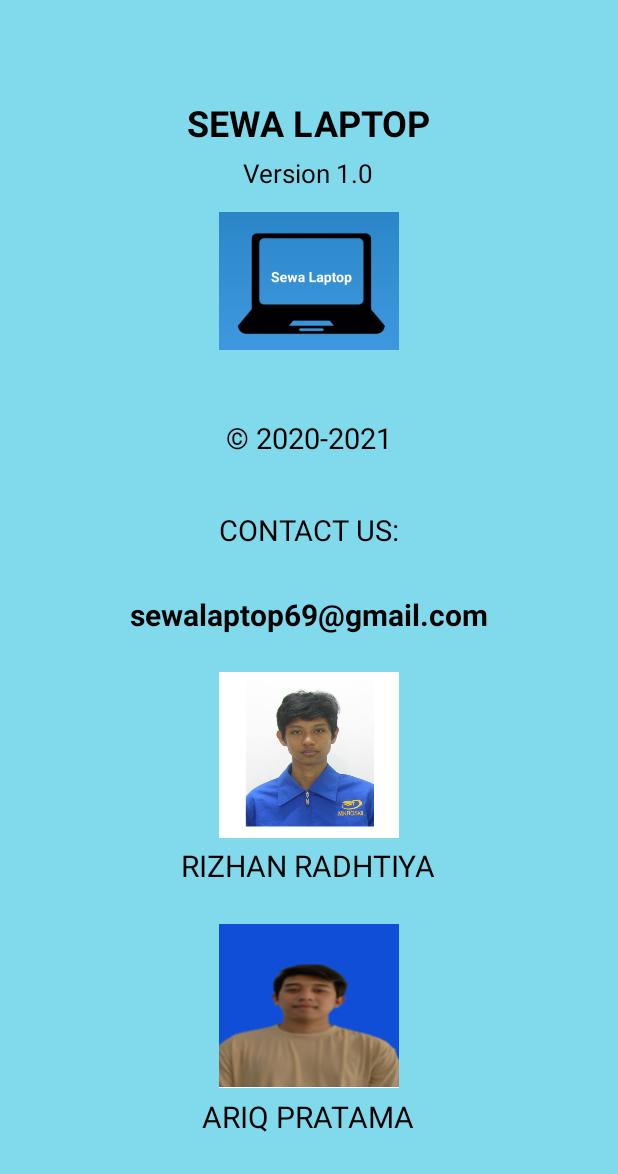
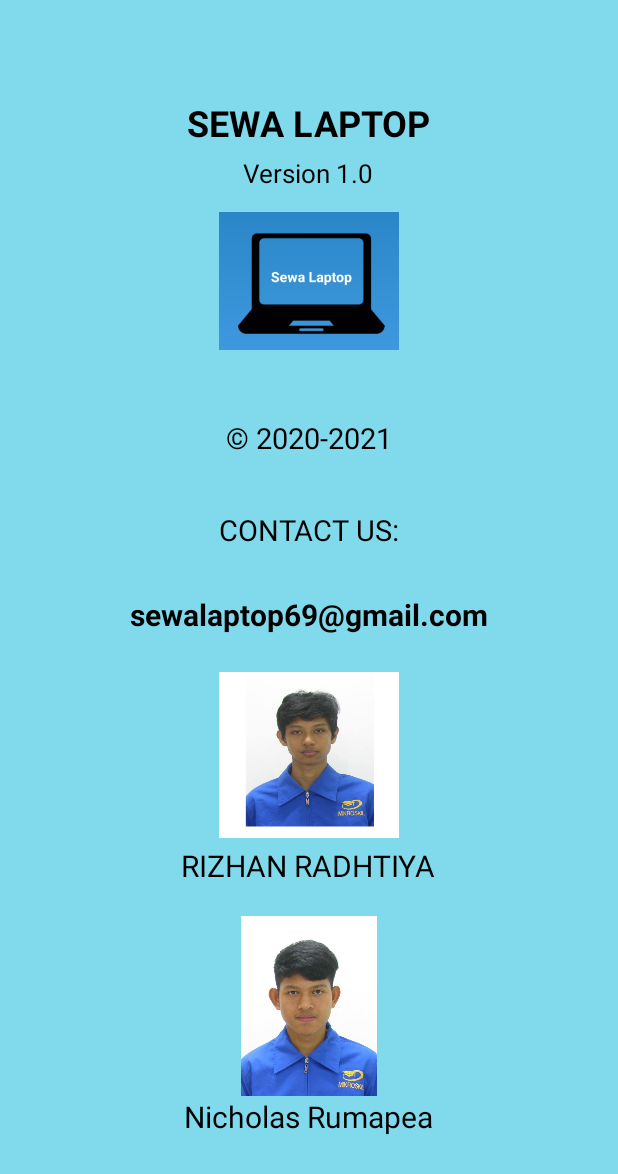
Before and after one commit to AdrielRpea/HealtyGreen, an Android app: the About screen opened directly, with no data from a screen before it, on a phone screen of 412 x 824 dp. Shown: the top 1174 px of the screen. Run offline under Robolectric (Android 15) with nearby library versions, the phone set to English and light mode, and no system bars.

```diff
--- a/app/src/main/res/layout/activity_about.xml
+++ b/app/src/main/res/layout/activity_about.xml
@@ -81,13 +81,12 @@
             android:layout_width="120dp"
             android:layout_height="120dp"
             android:layout_marginTop="20dp"
-            android:src="@drawable/ariq"/>
-
+            android:src="@drawable/nicholas" />
 
         <TextView
             android:layout_width="wrap_content"
             android:layout_height="wrap_content"
-            android:text="ARIQ PRATAMA"
+            android:text="Nicholas Rumapea"
             android:textSize="20dp"
             android:textColor="@color/black"/>
 
--- a/app/src/main/res/layout/fragment_account.xml
+++ b/app/src/main/res/layout/fragment_account.xml
@@ -47,7 +47,7 @@
         app:layout_constraintStart_toStartOf="parent"
         app:layout_constraintTop_toBottomOf="@+id/circleImageView"
         android:layout_marginTop="12dp"
-        tools:text="Gideon Hulu" />
+        tools:text="Makali" />
 
     <TextView
         android:id="@+id/tv_number_phone"
--- a/app/src/main/res/layout/fragment_home.xml
+++ b/app/src/main/res/layout/fragment_home.xml
@@ -38,7 +38,7 @@
             android:textStyle="bold"
             app:layout_constraintLeft_toRightOf="@id/avatar"
             app:layout_constraintTop_toTopOf="@id/avatar"
-            tools:text="Gideon Hulu" />
+            tools:text="Makali" />
 
         <TextView
             android:id="@+id/saldo"
```
Also changed, not shown: app/src/main/res/drawable-v24/nicholas.jpeg (added), app/src/main/res/drawable/ariq.png (deleted).
